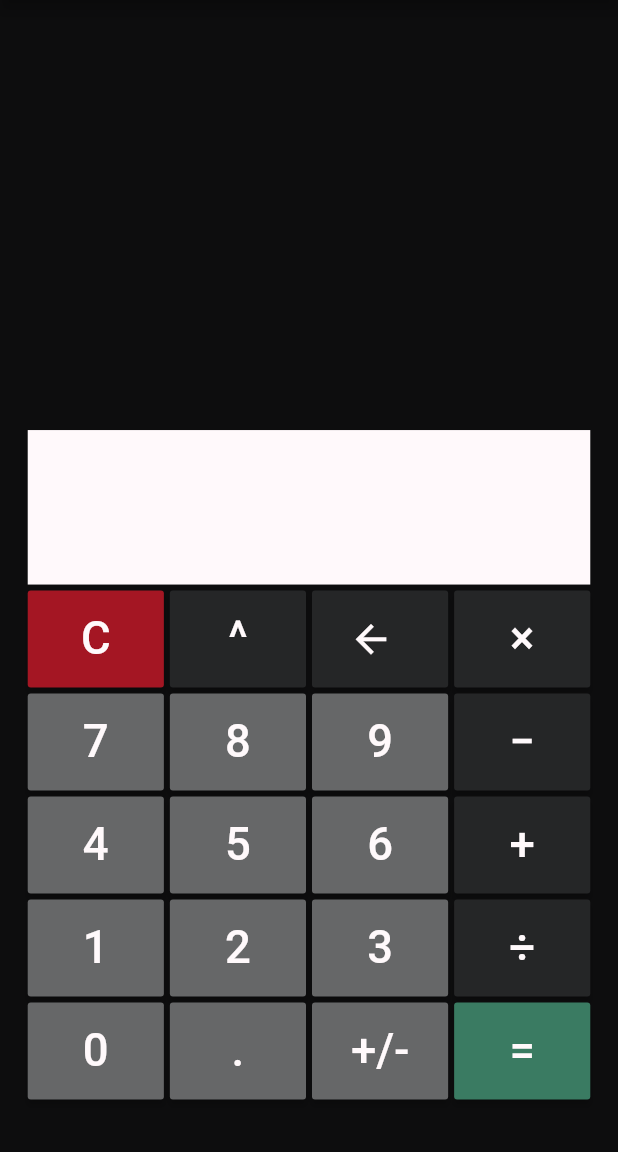
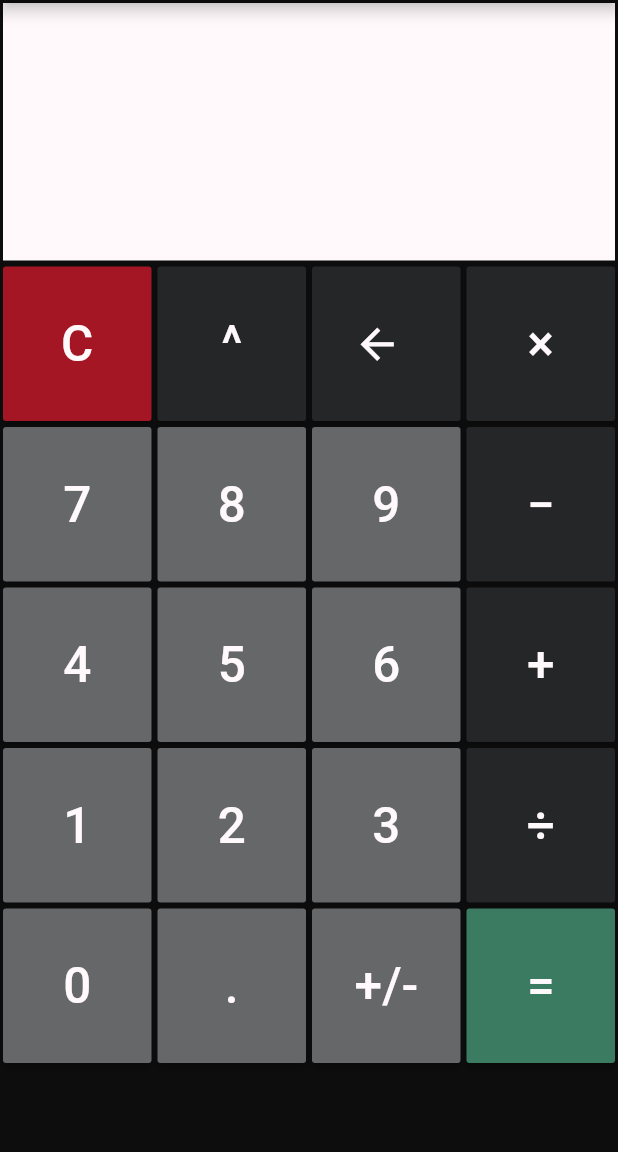
Before and after one commit to pzarola/FlutterCalculator, a Flutter app: the screen it shows after launch, after a tap on an icon or button, on a phone screen of 412 x 824 dp, the part 84-1236 px from its top. Run offline on Flutter 3.47's test engine with Material 2 defaults, Android fonts, the phone set to English and light mode, and no system bars.

Commit message:
Before responsive

```diff
--- a/lib/style/calculator_constants.dart
+++ b/lib/style/calculator_constants.dart
@@ -1 +1 @@
-const double calclulatorPadding = 2;
+double buttonPadding = 2;
--- a/lib/util/helper_methods.dart
+++ b/lib/util/helper_methods.dart
@@ -1,10 +1,9 @@
 import 'package:flutter/material.dart';
-
-double containerWidth(BuildContext context) {
-  return (MediaQuery.of(context).size.width -
-      ((MediaQuery.of(context).size.width / 25) * 2));
-}
 
 double deviceHeight(BuildContext context) {
   return MediaQuery.of(context).size.height;
 }
+
+double deviceWidth(BuildContext context) {
+  return MediaQuery.of(context).size.width;
+}
--- a/lib/views/Calculator.dart
+++ b/lib/views/Calculator.dart
@@ -1,10 +1,13 @@
 import 'package:calculator/style/Colors.dart';
 import 'package:calculator/style/calculator_constants.dart';
 import 'package:calculator/views/calculator_button.dart';
+import 'package:calculator/views/calculator_button_landscape.dart';
 import 'package:calculator/views/calculator_text.dart';
 import 'package:flutter/material.dart';
 import 'calculator_display.dart';
 import 'package:calculator/util/helper_methods.dart';
+
+import 'calculator_display.dart';
 
 // TODO: Fix on rotate....
 // TODO: Pick a symbol for top right
@@ -47,17 +50,6 @@ class _CalculatorState extends State<Calculator> {
 
   @override
   Widget build(BuildContext context) {
-    double bottomPadding;
-    double leftAndRightPadding;
-
-    if (MediaQuery.of(context).orientation == Orientation.portrait) {
-      bottomPadding = MediaQuery.of(context).size.height / 25;
-      leftAndRightPadding = MediaQuery.of(context).size.width / 25;
-    } else {
-      bottomPadding = MediaQuery.of(context).size.height / 10;
-      leftAndRightPadding = MediaQuery.of(context).size.width / 5;
-    }
-
     Color numberButtonColor = raisnBlack.shade300;
 
     bool isNumeric(String s) {
@@ -150,24 +142,19 @@ class _CalculatorState extends State<Calculator> {
         title: Text("Calculator"),
       ),
       body: new Container(
-          child: Padding(
-        padding: EdgeInsets.fromLTRB(
-            leftAndRightPadding, 0, leftAndRightPadding, bottomPadding),
-        child: new Column(
-          mainAxisAlignment: MainAxisAlignment.end,
+          child:
+        new Column(
+          mainAxisAlignment: MainAxisAlignment.start,
+          crossAxisAlignment: CrossAxisAlignment.center,
           children: [
             new Row(
               children: [
-                Padding(
-                  padding: const EdgeInsets.all(calclulatorPadding),
-                  child: CalculatorDisplay(
-                    output: output,
-                  ),
+                CalculatorDisplay(
+                  output: output
                 ),
               ],
             ),
             new Row(
-              mainAxisAlignment: MainAxisAlignment.spaceEvenly,
               children: [
                 CalculatorButton(
                   text: "C",
@@ -192,7 +179,6 @@ class _CalculatorState extends State<Calculator> {
               ],
             ),
             new Row(
-              mainAxisAlignment: MainAxisAlignment.spaceEvenly,
               children: [
                 CalculatorButton(
                   text: "7",
@@ -225,7 +211,6 @@ class _CalculatorState extends State<Calculator> {
               ],
             ),
             new Row(
-              mainAxisAlignment: MainAxisAlignment.spaceEvenly,
               children: [
                 CalculatorButton(
                   text: "4",
@@ -258,7 +243,6 @@ class _CalculatorState extends State<Calculator> {
               ],
             ),
             new Row(
-              mainAxisAlignment: MainAxisAlignment.spaceEvenly,
               children: [
                 CalculatorButton(
                   text: "1",
@@ -291,7 +275,6 @@ class _CalculatorState extends State<Calculator> {
               ],
             ),
             new Row(
-              mainAxisAlignment: MainAxisAlignment.spaceEvenly,
               children: [
                 CalculatorButton(
                   text: "0",
@@ -314,11 +297,22 @@ class _CalculatorState extends State<Calculator> {
                     text: "=",
                     buttonColor: polishedPine.shade900,
                     onPressed: _calculate),
+//                if (MediaQuery.of(context).orientation == Orientation.landscape)
+                 CalculatorButtonLandscape(
+                     text: "=",
+                     buttonColor: polishedPine.shade900,
+                     onPressed: _calculate),
+//                if (MediaQuery.of(context).orientation == Orientation.landscape)
+                                     CalculatorButtonLandscape(
+                     text: "=",
+                     buttonColor: polishedPine.shade900,
+                     onPressed: _calculate),
               ],
             ),
+
           ],
         ),
-      )),
+      ),
     );
   }
 }
--- a/lib/views/calculator_button.dart
+++ b/lib/views/calculator_button.dart
@@ -1,7 +1,9 @@
 import 'package:calculator/style/Colors.dart';
 import 'package:flutter/material.dart';
 import 'package:calculator/util/helper_methods.dart';
+import 'package:calculator/style/calculator_constants.dart';
 
+import '../style/calculator_constants.dart';
 class CalculatorButton extends StatelessWidget {
   final String text;
   final Color buttonColor;
@@ -20,17 +22,14 @@ class CalculatorButton extends StatelessWidget {
 
   @override
   Widget build(BuildContext context) {
-    double _buttonHeight, _buttonWidth, _fontSize, _buttonPadding;
+    double _buttonHeight, _buttonWidth, _fontSize;
     if (MediaQuery.of(context).orientation == Orientation.portrait) {
-      _buttonHeight = deviceHeight(context) / 12;
-      _buttonWidth = containerWidth(context) / 4;
-      _fontSize = containerWidth(context) * .08;
-      _buttonPadding = 2;
+      _buttonHeight = deviceHeight(context) / 8;
+      _buttonWidth = ( deviceWidth(context) - ( buttonPadding * 8) ) / 4;
+      _fontSize = deviceWidth(context) * .08;
     } else {
       _buttonHeight = deviceHeight(context) / 9;
-      _buttonWidth = containerWidth(context) / 6;
       _fontSize = deviceHeight(context) * .05;
-      _buttonPadding = 2;
     }
     //todo: Better error handling? (assert on 15)
     assert((icon != null) ^ (text != null));
@@ -63,12 +62,13 @@ class CalculatorButton extends StatelessWidget {
         onPressed: onPressed,
       );
     }
-    return SizedBox(
-        height: _buttonHeight,
-        width: _buttonWidth,
-        child: Padding(
-          padding: EdgeInsets.all(_buttonPadding),
+    return Padding(
+      padding: EdgeInsets.all(buttonPadding),
+      child: SizedBox(
+          height: _buttonHeight,
+          width: _buttonWidth,
           child: _button,
-        ));
+          ),
+    );
   }
 }
--- /dev/null
+++ b/lib/views/calculator_button_landscape.dart
@@ -0,0 +1,32 @@
+import 'package:calculator/style/Colors.dart';
+import 'package:flutter/material.dart';
+import 'package:calculator/util/helper_methods.dart';
+import 'package:calculator/style/calculator_constants.dart';
+
+import '../style/calculator_constants.dart';
+import 'calculator_button.dart';
+class CalculatorButtonLandscape extends StatelessWidget {
+  final String text;
+  final Color buttonColor;
+  final Color splashColor;
+  final IconData icon;
+  VoidCallback onPressed;
+
+  CalculatorButtonLandscape(
+      {Key key,
+      this.text,
+      this.buttonColor = raisnBlack,
+      this.icon,
+      this.splashColor,
+      @required this.onPressed})
+      : super(key: key);
+
+  @override
+  Widget build(BuildContext context) {
+    if (MediaQuery.of(context).orientation == Orientation.landscape)
+      return CalculatorButton(text: this.text, buttonColor: this.buttonColor, splashColor: this.splashColor, icon: this.icon, onPressed: this.onPressed,);
+    else {
+      return Container(height: 0, width: 0);
+    }
+  }
+}
--- a/lib/views/calculator_display.dart
+++ b/lib/views/calculator_display.dart
@@ -1,6 +1,8 @@
 import 'package:flutter/material.dart';
 import 'package:calculator/util/helper_methods.dart';
 import 'package:calculator/style/Colors.dart';
+import '../style/calculator_constants.dart';
+import '../util/helper_methods.dart';
 import 'calculator_text.dart';
 
 class CalculatorDisplay extends StatefulWidget {
@@ -14,29 +16,25 @@ class CalculatorDisplay extends StatefulWidget {
 class _CalculatorDisplayState extends State<CalculatorDisplay> {
   @override
   Widget build(BuildContext context) {
-    double _displayWidth, _displayHeight, _displayPaddingFactor;
+    double _displayWidth, _displayHeight;
     if (MediaQuery.of(context).orientation == Orientation.portrait) {
+      _displayHeight = deviceHeight(context) / 4.8;
+      _displayWidth = deviceWidth(context) - 4;
+    } else {
       _displayHeight = deviceHeight(context) / 8;
-      _displayWidth = (MediaQuery.of(context).size.width -
-          4 -
-          ((MediaQuery.of(context).size.width / 25) * 2));
-      _displayPaddingFactor = 25;
-    } else {
-      _displayHeight = deviceHeight(context) / 12;
-      _displayWidth = containerWidth(context);
-      _displayPaddingFactor = 0;
+      _displayWidth = deviceWidth(context) - 25;
     }
 
-    return Container(
+    return Padding(
+      padding: EdgeInsets.all(buttonPadding),
+      child: Container(
         height: _displayHeight,
         width: _displayWidth,
         color: snow,
-      child: Padding(
-        padding: EdgeInsets.all(
-            MediaQuery.of(context).size.width / _displayPaddingFactor),
-        child: Column(
-          crossAxisAlignment: CrossAxisAlignment.start,
-          mainAxisAlignment: MainAxisAlignment.center,
+          child:
+          Column(
+            crossAxisAlignment: CrossAxisAlignment.center,
+            mainAxisAlignment: MainAxisAlignment.start,
             children: [
               CalculatorText(widget.output),
             ],
```
Also changed, not shown: pubspec.lock. Lines whose indentation alone changed are shown as unchanged.
